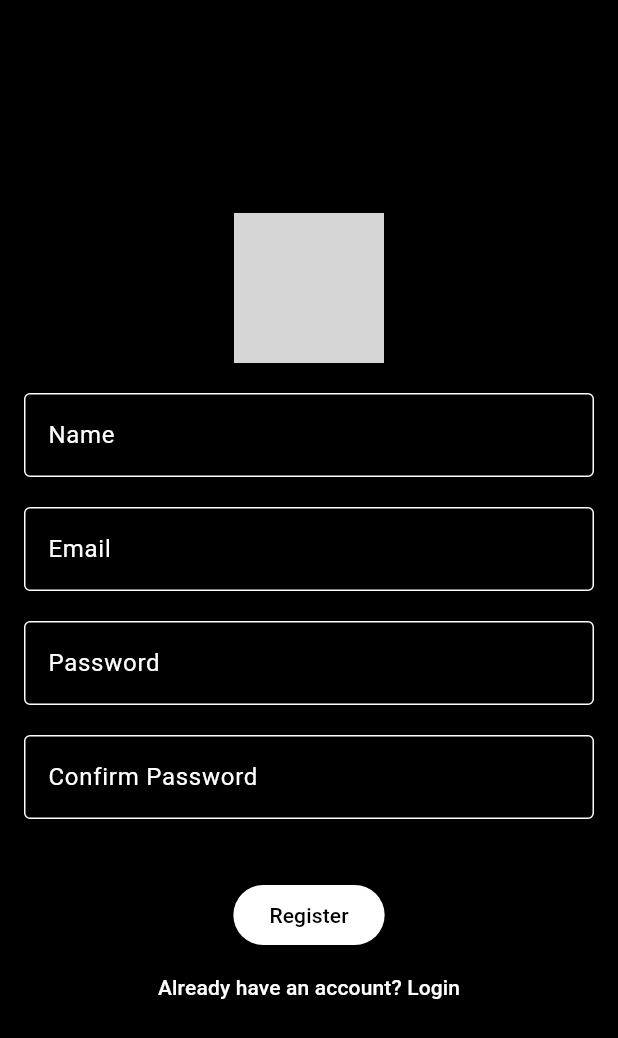
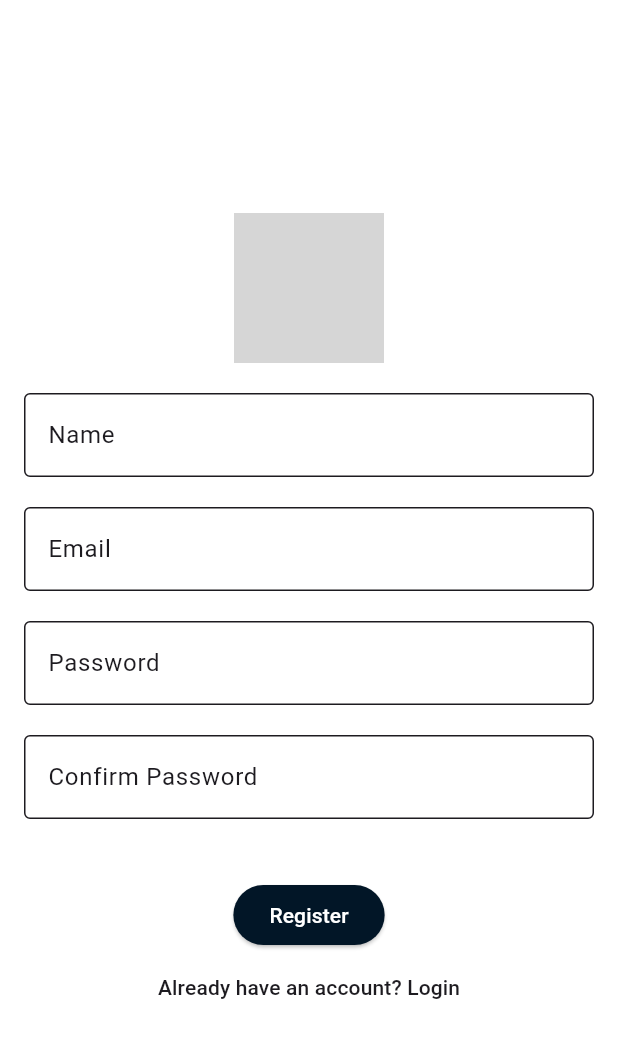
Before and after one commit to CadmiumBeast/quick_shop_customer, a Flutter app: the screen it shows after launch, after a tap on an icon or button, on a phone screen of 412 x 824 dp. Shown: the top 1038 px of the screen. Run offline on Flutter 3.47's test engine with Material 3 defaults, Android fonts, the phone set to English and light mode, and no system bars; our stand-ins replace carousel_slider, dio, shared_preferences; missing offline and left inert: flutter_stripe; network calls fail; grey boxes are pictures that could not be loaded.

Commit message:
dark mode light mode

```diff
--- a/lib/main.dart
+++ b/lib/main.dart
@@ -22,8 +22,21 @@ class MyApp extends StatelessWidget {
   Widget build(BuildContext context) {
     return MaterialApp(
       debugShowCheckedModeBanner: false,
-      title: 'Quick shop',
-      theme: ThemeData(primarySwatch: Colors.blue),
+      title: 'Quick Shop',
+      theme: ThemeData.light().copyWith(
+        primaryColor: const Color.fromARGB(255, 2, 22, 39),
+        scaffoldBackgroundColor: Colors.white,
+        textTheme: ThemeData.light().textTheme,
+      ),
+      darkTheme: ThemeData.dark().copyWith(
+        primaryColor: Colors.grey[800],
+        scaffoldBackgroundColor: Colors.black,
+        textTheme: ThemeData.dark().textTheme.apply(
+              bodyColor: Colors.white,
+            ),
+      ),
+      themeMode: ThemeMode
+          .system, // Use system theme mode (light or dark based on system settings)
       home: FutureBuilder<String?>(
         future: _apiService.getToken(),
         builder: (context, snapshot) {
--- a/lib/views/login_screen.dart
+++ b/lib/views/login_screen.dart
@@ -27,8 +27,11 @@ class _LoginScreenState extends State<LoginScreen> {
 
   @override
   Widget build(BuildContext context) {
+    final theme = Theme.of(context); // Get the current theme
+    final isDarkMode = theme.brightness == Brightness.dark;
+
     return Scaffold(
-      backgroundColor: Colors.black, // Black background for the theme
+      backgroundColor: theme.scaffoldBackgroundColor, // Adapt background color
       body: Padding(
         padding: const EdgeInsets.all(16.0),
         child: Column(
@@ -48,44 +51,62 @@ class _LoginScreenState extends State<LoginScreen> {
               controller: _emailController,
               decoration: InputDecoration(
                 labelText: 'Email',
-                labelStyle: TextStyle(color: Colors.white), // White label text
+                labelStyle: TextStyle(
+                    color: theme
+                        .textTheme.bodyLarge?.color), // Adapt label text color
                 enabledBorder: OutlineInputBorder(
-                  borderSide: BorderSide(color: Colors.white), // White border
+                  borderSide: BorderSide(
+                      color: theme.textTheme.bodyLarge?.color ??
+                          Colors.grey), // Adapt border color
                 ),
                 focusedBorder: OutlineInputBorder(
-                  borderSide: BorderSide(color: Colors.blue), // Focused border
+                  borderSide: BorderSide(
+                      color: theme
+                          .primaryColor), // Primary color for focused border
                 ),
               ),
-              style: TextStyle(color: Colors.white), // White text
+              style: TextStyle(
+                  color: theme.textTheme.bodyLarge?.color), // Adapt text color
             ),
             SizedBox(height: 20),
             TextField(
               controller: _passwordController,
               decoration: InputDecoration(
                 labelText: 'Password',
-                labelStyle: TextStyle(color: Colors.white), // White label text
+                labelStyle: TextStyle(
+                    color: theme
+                        .textTheme.bodyLarge?.color), // Adapt label text color
                 enabledBorder: OutlineInputBorder(
-                  borderSide: BorderSide(color: Colors.white), // White border
+                  borderSide: BorderSide(
+                      color: theme.textTheme.bodyLarge?.color ??
+                          Colors.grey), // Adapt border color
                 ),
                 focusedBorder: OutlineInputBorder(
-                  borderSide: BorderSide(color: Colors.blue), // Focused border
+                  borderSide: BorderSide(
+                      color: theme
+                          .primaryColor), // Primary color for focused border
                 ),
               ),
               obscureText: true,
-              style: TextStyle(color: Colors.white), // White text
+              style: TextStyle(
+                  color: theme.textTheme.bodyLarge?.color), // Adapt text color
             ),
             SizedBox(height: 20),
             ElevatedButton(
               onPressed: _login,
               style: ElevatedButton.styleFrom(
-                backgroundColor: Colors.white, // White background
+                backgroundColor: theme
+                    .primaryColor, // Use primary color for button background
                 shape: RoundedRectangleBorder(
                   borderRadius: BorderRadius.circular(25), // Rounded corners
                 ),
               ),
               child: Text(
                 'Login',
-                style: TextStyle(color: Colors.black), // Black text
+                style: TextStyle(
+                    color: isDarkMode
+                        ? Colors.black
+                        : Colors.white), // Adapt button text color
               ),
             ),
             TextButton(
@@ -97,7 +118,9 @@ class _LoginScreenState extends State<LoginScreen> {
               },
               child: Text(
                 'Don\'t have an account? Register',
-                style: TextStyle(color: Colors.white), // White text
+                style: TextStyle(
+                    color:
+                        theme.textTheme.bodyLarge?.color), // Adapt text color
               ),
             ),
           ],
--- a/lib/views/register_screen.dart
+++ b/lib/views/register_screen.dart
@@ -40,9 +40,11 @@ class _RegisterScreenState extends State<RegisterScreen> {
 
   @override
   Widget build(BuildContext context) {
+    final theme = Theme.of(context); // Get the current theme
+    final isDarkMode = theme.brightness == Brightness.dark;
+
     return Scaffold(
-      backgroundColor: Colors.black, // Black background
-
+      backgroundColor: theme.scaffoldBackgroundColor, // Adapt background color
       body: Padding(
         padding: const EdgeInsets.all(16.0),
         child: Column(
@@ -62,62 +64,90 @@ class _RegisterScreenState extends State<RegisterScreen> {
               controller: _nameController,
               decoration: InputDecoration(
                 labelText: 'Name',
-                labelStyle: TextStyle(color: Colors.white), // White label text
+                labelStyle: TextStyle(
+                    color: theme
+                        .textTheme.bodyLarge?.color), // Adapt label text color
                 enabledBorder: OutlineInputBorder(
-                  borderSide: BorderSide(color: Colors.white), // White border
+                  borderSide: BorderSide(
+                      color: theme.textTheme.bodyLarge?.color ??
+                          Colors.grey), // Adapt border color
                 ),
                 focusedBorder: OutlineInputBorder(
-                  borderSide: BorderSide(color: Colors.blue), // Focused border
+                  borderSide: BorderSide(
+                      color: theme
+                          .primaryColor), // Primary color for focused border
                 ),
               ),
-              style: TextStyle(color: Colors.white), // White text
+              style: TextStyle(
+                  color: theme.textTheme.bodyLarge?.color), // Adapt text color
             ),
             SizedBox(height: 20),
             TextField(
               controller: _emailController,
               decoration: InputDecoration(
                 labelText: 'Email',
-                labelStyle: TextStyle(color: Colors.white), // White label text
+                labelStyle: TextStyle(
+                    color: theme
+                        .textTheme.bodyLarge?.color), // Adapt label text color
                 enabledBorder: OutlineInputBorder(
-                  borderSide: BorderSide(color: Colors.white), // White border
+                  borderSide: BorderSide(
+                      color: theme.textTheme.bodyLarge?.color ??
+                          Colors.grey), // Adapt border color
                 ),
                 focusedBorder: OutlineInputBorder(
-                  borderSide: BorderSide(color: Colors.blue), // Focused border
+                  borderSide: BorderSide(
+                      color: theme
+                          .primaryColor), // Primary color for focused border
                 ),
               ),
-              style: TextStyle(color: Colors.white), // White text
+              style: TextStyle(
+                  color: theme.textTheme.bodyLarge?.color), // Adapt text color
             ),
             SizedBox(height: 20),
             TextField(
               controller: _passwordController,
               decoration: InputDecoration(
                 labelText: 'Password',
-                labelStyle: TextStyle(color: Colors.white), // White label text
+                labelStyle: TextStyle(
+                    color: theme
+                        .textTheme.bodyLarge?.color), // Adapt label text color
                 enabledBorder: OutlineInputBorder(
-                  borderSide: BorderSide(color: Colors.white), // White border
+                  borderSide: BorderSide(
+                      color: theme.textTheme.bodyLarge?.color ??
+                          Colors.grey), // Adapt border color
                 ),
                 focusedBorder: OutlineInputBorder(
-                  borderSide: BorderSide(color: Colors.blue), // Focused border
+                  borderSide: BorderSide(
+                      color: theme
+                          .primaryColor), // Primary color for focused border
                 ),
               ),
               obscureText: true,
-              style: TextStyle(color: Colors.white), // White text
+              style: TextStyle(
+                  color: theme.textTheme.bodyLarge?.color), // Adapt text color
             ),
             SizedBox(height: 20),
             TextField(
               controller: _passwordConfirmController,
               decoration: InputDecoration(
                 labelText: 'Confirm Password',
-                labelStyle: TextStyle(color: Colors.white), // White label text
+                labelStyle: TextStyle(
+                    color: theme
+                        .textTheme.bodyLarge?.color), // Adapt label text color
                 enabledBorder: OutlineInputBorder(
-                  borderSide: BorderSide(color: Colors.white), // White border
+                  borderSide: BorderSide(
+                      color: theme.textTheme.bodyLarge?.color ??
+                          Colors.grey), // Adapt border color
                 ),
                 focusedBorder: OutlineInputBorder(
-                  borderSide: BorderSide(color: Colors.blue), // Focused border
+                  borderSide: BorderSide(
+                      color: theme
+                          .primaryColor), // Primary color for focused border
                 ),
               ),
               obscureText: true,
-              style: TextStyle(color: Colors.white), // White text
+              style: TextStyle(
+                  color: theme.textTheme.bodyLarge?.color), // Adapt text color
             ),
             SizedBox(height: 20),
             if (_errorMessage != null)
@@ -129,14 +159,18 @@ class _RegisterScreenState extends State<RegisterScreen> {
             ElevatedButton(
               onPressed: _register,
               style: ElevatedButton.styleFrom(
-                backgroundColor: Colors.white, // White background
+                backgroundColor: theme
+                    .primaryColor, // Use primary color for button background
                 shape: RoundedRectangleBorder(
                   borderRadius: BorderRadius.circular(25), // Rounded corners
                 ),
               ),
               child: Text(
                 'Register',
-                style: TextStyle(color: Colors.black), // Black text
+                style: TextStyle(
+                    color: isDarkMode
+                        ? Colors.black
+                        : Colors.white), // Adapt button text color
               ),
             ),
             TextButton(
@@ -148,7 +182,9 @@ class _RegisterScreenState extends State<RegisterScreen> {
               },
               child: Text(
                 'Already have an account? Login',
-                style: TextStyle(color: Colors.white), // White text
+                style: TextStyle(
+                    color:
+                        theme.textTheme.bodyLarge?.color), // Adapt text color
               ),
             ),
           ],
```
Also changed, not shown: lib/views/add_to_cart_screen.dart (+68 -40 lines), lib/views/cart_screen.dart (+35 -26 lines), lib/views/products_screen.dart (+48 -22 lines), lib/views/profile_screen.dart (+18 -8 lines).
